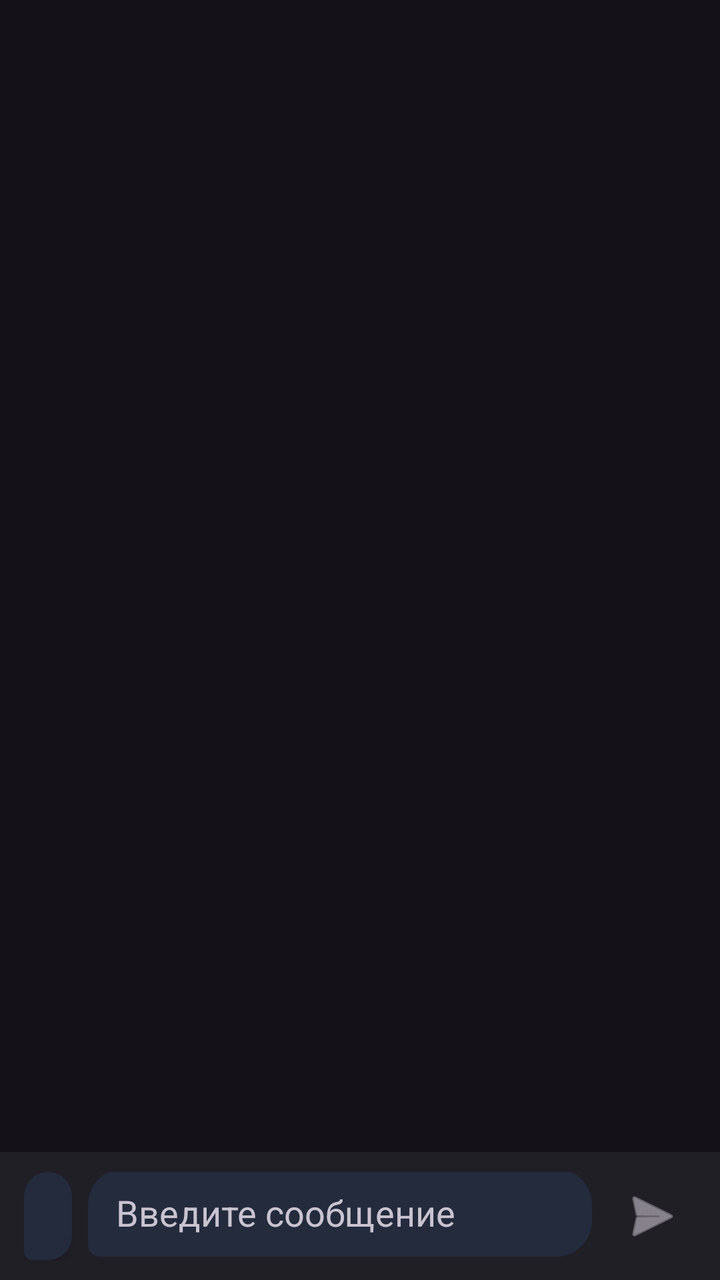
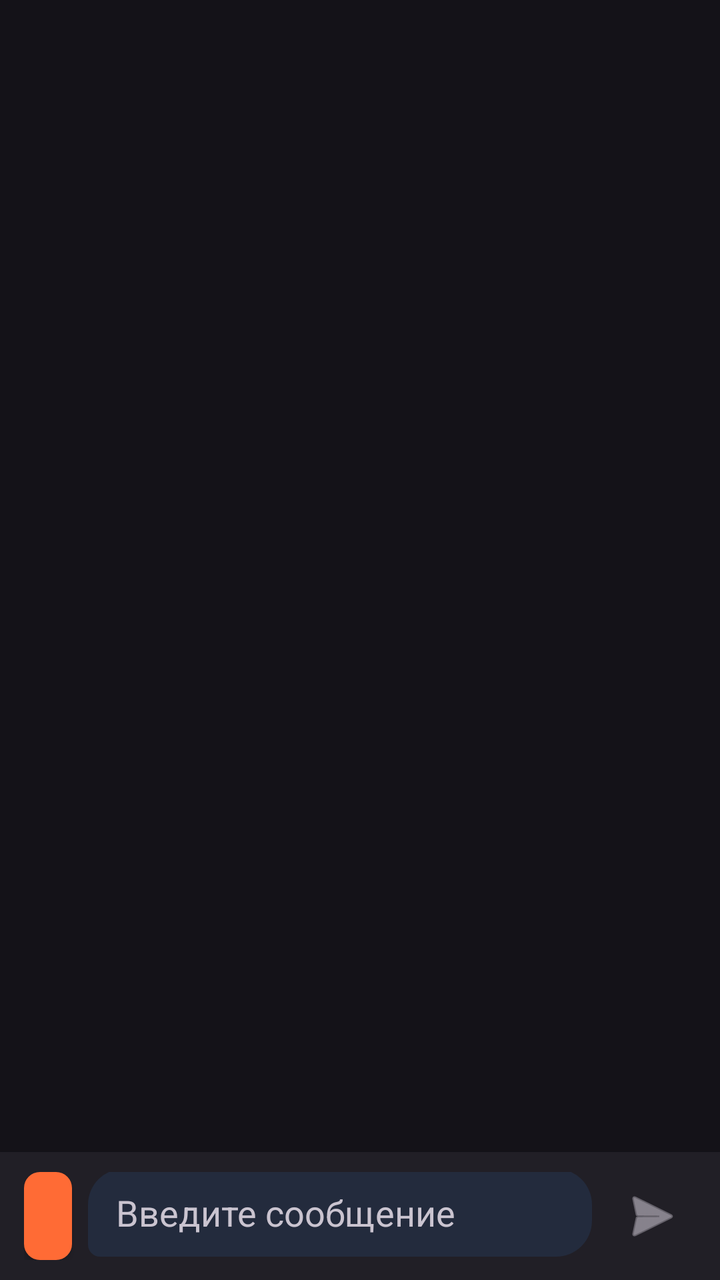

The first picture is an Android layout as it rendered before a commit; the second is the same layout after the commit. The layout source and the unified diff follow.
<!-- AndroidManifest.xml: application theme Theme.GameChatAndroid -->
<!-- res/layout/fragment_solver.xml -->
<?xml version="1.0" encoding="utf-8"?>
<androidx.constraintlayout.widget.ConstraintLayout xmlns:android="http://schemas.android.com/apk/res/android"
    xmlns:app="http://schemas.android.com/apk/res-auto"
    android:layout_width="match_parent"
    android:layout_height="match_parent"
    android:background="?attr/colorSurface">

    <androidx.recyclerview.widget.RecyclerView
        android:id="@+id/solverMessagesRecycler"
        android:layout_width="0dp"
        android:layout_height="0dp"
        android:clipToPadding="false"
        android:paddingStart="12dp"
        android:paddingTop="8dp"
        android:paddingEnd="12dp"
        android:paddingBottom="8dp"
        app:layout_constraintBottom_toTopOf="@id/solverLoadMoreButton"
        app:layout_constraintEnd_toEndOf="parent"
        app:layout_constraintStart_toStartOf="parent"
        app:layout_constraintTop_toTopOf="parent" />

    <Button
        android:id="@+id/solverLoadMoreButton"
        android:layout_width="0dp"
        android:layout_height="40dp"
        android:layout_marginStart="12dp"
        android:layout_marginEnd="12dp"
        android:layout_marginBottom="8dp"
        android:background="@drawable/bg_chat_bubble_incoming"
        android:text="@string/solver_load_more_50"
        android:textColor="?attr/colorOnSurface"
        android:textSize="13sp"
        android:visibility="gone"
        app:layout_constraintBottom_toTopOf="@id/solverComposerContainer"
        app:layout_constraintEnd_toEndOf="parent"
        app:layout_constraintStart_toStartOf="parent" />

    <LinearLayout
        android:id="@+id/solverComposerContainer"
        android:layout_width="0dp"
        android:layout_height="wrap_content"
        android:background="?attr/colorSurfaceContainer"
        android:elevation="8dp"
        android:gravity="bottom"
        android:orientation="horizontal"
        android:paddingStart="12dp"
        android:paddingTop="10dp"
        android:paddingEnd="12dp"
        android:paddingBottom="10dp"
        app:layout_constraintBottom_toBottomOf="parent"
        app:layout_constraintEnd_toEndOf="parent"
        app:layout_constraintStart_toStartOf="parent">

        <Button
            android:id="@+id/solverModeButton"
            android:layout_width="wrap_content"
            android:layout_height="44dp"
            android:layout_marginEnd="8dp"
            android:background="@drawable/bg_chat_bubble_incoming"
            android:minWidth="0dp"
            android:paddingStart="12dp"
            android:paddingEnd="12dp"
            android:textColor="?attr/colorOnSurface"
            android:textSize="14sp"
            android:textStyle="bold" />

        <EditText
            android:id="@+id/solverMessageInput"
            android:layout_width="0dp"
            android:layout_height="44dp"
            android:layout_weight="1"
            android:background="@drawable/bg_chat_bubble_incoming"
            android:hint="@string/solver_message_hint"
            android:imeOptions="actionSend"
            android:inputType="textCapSentences|textMultiLine"
            android:maxLines="4"
            android:minHeight="44dp"
            android:paddingStart="14dp"
            android:paddingEnd="14dp"
            android:textColor="?attr/colorOnSurface"
            android:textColorHint="?attr/colorOnSurfaceVariant" />

        <ImageButton
            android:id="@+id/solverSendButton"
            android:layout_width="44dp"
            android:layout_height="44dp"
            android:layout_marginStart="8dp"
            android:background="?attr/selectableItemBackgroundBorderless"
            android:contentDescription="@string/solver_send"
            android:padding="8dp"
            android:src="@android:drawable/ic_menu_send"
            android:tint="?attr/colorOnSurfaceVariant" />
    </LinearLayout>

</androidx.constraintlayout.widget.ConstraintLayout>
<!-- resources referenced by this layout -->
<resources>
  <!-- drawable bg_chat_bubble_incoming (drawable) -->
  <?xml version="1.0" encoding="utf-8"?>
  <shape xmlns:android="http://schemas.android.com/apk/res/android" android:shape="rectangle">
      <solid android:color="#232B3D" />
      <corners
          android:topLeftRadius="18dp"
          android:topRightRadius="18dp"
          android:bottomLeftRadius="6dp"
          android:bottomRightRadius="18dp" />
  </shape>
  <string name="solver_load_more_50">Показать еще 50</string>
  <string name="solver_message_hint">Введите сообщение</string>
  <string name="solver_send">Отправить</string>
  <style name="Theme.GameChatAndroid" parent="Theme.Material3.Dark.NoActionBar">
          <item name="colorPrimary">#7AA2FF</item>
          <item name="colorOnPrimary">#0B1220</item>
          <item name="colorPrimaryContainer">#7AA2FF</item>
          <item name="colorOnPrimaryContainer">#0B1220</item>
          <item name="android:statusBarColor">?attr/colorSurface</item>
          <item name="android:navigationBarColor">?attr/colorSurface</item>
      </style>
</resources>

<!-- the commit's change to res/layout/fragment_solver.xml (unified diff, before → after) -->
@@ -56,11 +56,11 @@
             android:layout_width="wrap_content"
             android:layout_height="44dp"
             android:layout_marginEnd="8dp"
-            android:background="@drawable/bg_chat_bubble_incoming"
+            android:background="@drawable/bg_mode_button"
             android:minWidth="0dp"
             android:paddingStart="12dp"
             android:paddingEnd="12dp"
-            android:textColor="?attr/colorOnSurface"
+            android:textColor="#FFFFFF"
             android:textSize="14sp"
             android:textStyle="bold" />
 
<!-- resource entries referenced after the edit -->
@@ -9,6 +9,12 @@
           android:topRightRadius="18dp"
           android:bottomLeftRadius="6dp"
           android:bottomRightRadius="18dp" />
+  </shape>
+  <!-- drawable bg_mode_button (drawable) -->
+  <?xml version="1.0" encoding="utf-8"?>
+  <shape xmlns:android="http://schemas.android.com/apk/res/android" android:shape="rectangle">
+      <solid android:color="#FF6B35" />
+      <corners android:radius="8dp" />
   </shape>
   <string name="solver_load_more_50">Показать еще 50</string>
   <string name="solver_message_hint">Введите сообщение</string>
